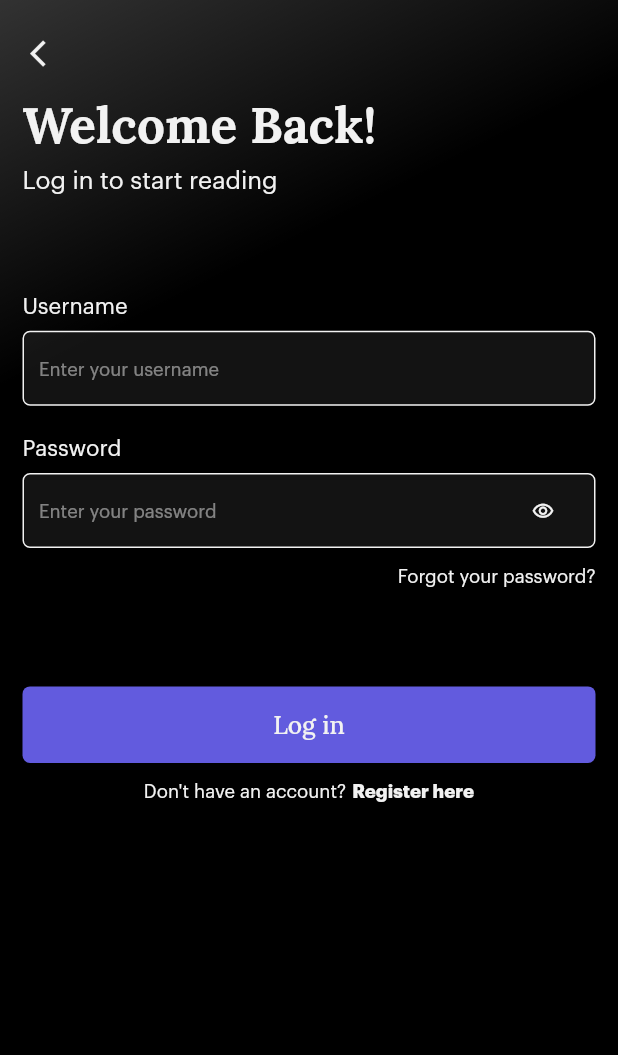
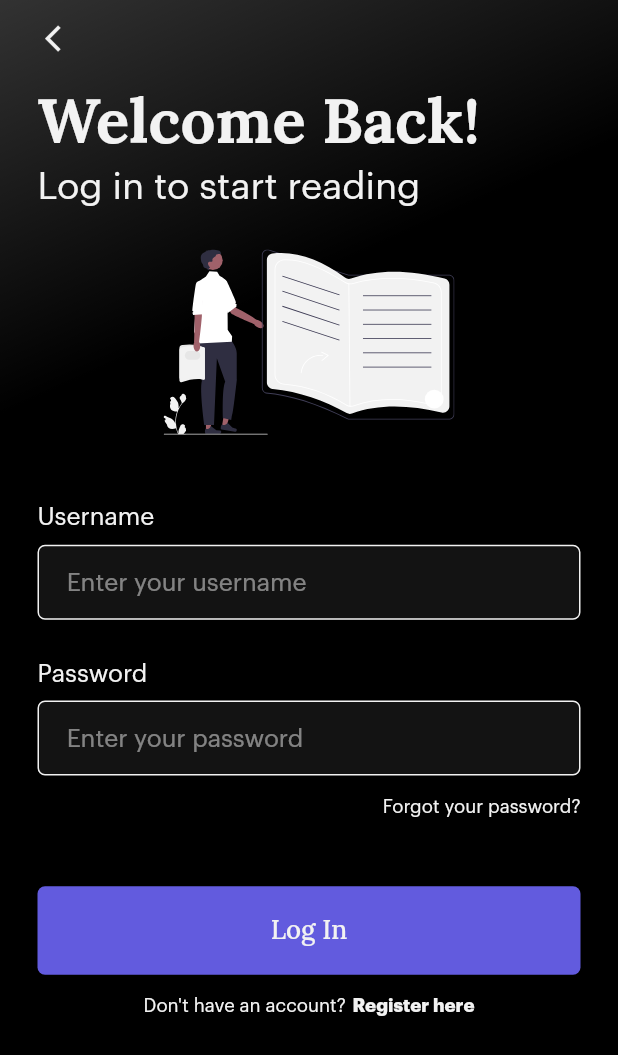
Before and after one commit to spacecodee/library_book_app, a Flutter app: the screen it shows after launch, on a phone screen of 412 x 824 dp. Shown: the top 1055 px of the screen. Run offline on Flutter 3.47's test engine with Material 2 defaults, Android fonts, the phone set to English and light mode, and no system bars; our stand-ins replace flutter_svg.

Commit message:
fix screens responsives

```diff
--- a/lib/com.spacecodee.library.book.app/view/pages/auth/login_page.dart
+++ b/lib/com.spacecodee.library.book.app/view/pages/auth/login_page.dart
@@ -1,8 +1,8 @@
 import 'package:flutter/material.dart';
-import 'package:library_book_app/com.spacecodee.library.book.app/shared/sc_colors.dart';
+import 'package:flutter_svg/flutter_svg.dart';
 import 'package:library_book_app/com.spacecodee.library.book.app/shared/sc_responsive.dart';
-import 'package:library_book_app/com.spacecodee.library.book.app/view/shared/widgets/text/sc_input_text.dart';
-import 'package:library_book_app/com.spacecodee.library.book.app/view/shared/widgets/text/sc_text_style.dart';
+import 'package:library_book_app/com.spacecodee.library.book.app/view/shared/widgets/forms/sc_login_form.dart';
+import 'package:library_book_app/com.spacecodee.library.book.app/view/shared/widgets/texts/sc_text_style.dart';
 
 class LoginPage extends StatefulWidget {
   const LoginPage({Key? key}) : super(key: key);
@@ -17,7 +17,8 @@ class _LoginPageState extends State<LoginPage> {
     final myResponsive = SCResponsive.of(context);
 
     return Scaffold(
-      body: Container(
+      body: SingleChildScrollView(
+        child: Container(
           //gradient
           decoration: const BoxDecoration(
             gradient: LinearGradient(
@@ -33,10 +34,10 @@ class _LoginPageState extends State<LoginPage> {
             ),
           ),
           width: double.infinity,
-        height: double.infinity,
+          height: myResponsive.diagonal,
           child: SafeArea(
             child: Padding(
-            padding: const EdgeInsets.symmetric(horizontal: 15, vertical: 25),
+              padding: const EdgeInsets.symmetric(horizontal: 25, vertical: 15),
               child: Column(
                 crossAxisAlignment: CrossAxisAlignment.start,
                 children: [
@@ -45,95 +46,31 @@ class _LoginPageState extends State<LoginPage> {
                     size: myResponsive.widthPercentage(5),
                     color: Theme.of(context).colorScheme.secondary,
                   ),
-                SizedBox(height: myResponsive.heightPercentage(2)),
+                  SizedBox(height: myResponsive.diagonalPercentage(2)),
                   SCTextStyle(
                     text: 'Welcome Back!',
                     fontFamily: 'Lora',
-                  fontSize: myResponsive.heightPercentage(4),
+                    fontSize: myResponsive.heightPercentage(5),
                     fontWeight: FontWeight.w700,
                   ),
-                SizedBox(height: myResponsive.heightPercentage(1)),
+                  SizedBox(height: myResponsive.diagonalPercentage(.5)),
                   SCTextStyle(
                     text: 'Log in to start reading',
-                  fontSize: myResponsive.heightPercentage(2),
+                    fontSize: myResponsive.heightPercentage(3),
                   ),
-                SizedBox(height: myResponsive.heightPercentage(8)),
-                Form(
-                  child: Column(
-                    crossAxisAlignment: CrossAxisAlignment.start,
-                    children: [
-                      SCTextStyle(
-                        text: 'Username',
-                        fontSize: myResponsive.heightPercentage(1.8),
-                      ),
-                      SizedBox(height: myResponsive.heightPercentage(1)),
-                      SCInputText(
-                        fontSize: myResponsive.heightPercentage(1.8),
-                        hintTextSize: myResponsive.heightPercentage(1.5),
-                        hintText: 'Enter your username',
-                      ),
-                      SizedBox(height: myResponsive.heightPercentage(2.5)),
-                      SCTextStyle(
-                        text: 'Password',
-                        fontSize: myResponsive.heightPercentage(1.8),
-                      ),
-                      SizedBox(height: myResponsive.heightPercentage(1)),
-                      SCInputText(
-                        fontSize: myResponsive.heightPercentage(1.8),
-                        hintTextSize: myResponsive.heightPercentage(1.5),
-                        hintText: 'Enter your password',
-                        isPassword: true,
-                      ),
-                      SizedBox(height: myResponsive.heightPercentage(1.5)),
+                  SizedBox(height: myResponsive.diagonalPercentage(3)),
                   Container(
-                        alignment: Alignment.centerRight,
-                        child: SCTextStyle(
-                          text: 'Forgot your password?',
-                          fontSize: myResponsive.heightPercentage(1.5),
-                          textAlign: TextAlign.end,
+                    alignment: Alignment.center,
+                    child: SvgPicture.asset(
+                      'assets/icon/undraw_books.svg',
+                      fit: BoxFit.cover,
+                      height: myResponsive.heightPercentage(15),
                     ),
                   ),
-                      SizedBox(height: myResponsive.heightPercentage(8)),
-                      //button center with primary color
-                      Container(
-                        padding: const EdgeInsets.symmetric(
-                          horizontal: 20,
-                          vertical: 15,
-                        ),
-                        decoration: BoxDecoration(
-                          color: SCColors.primary,
-                          borderRadius: BorderRadius.circular(5),
-                        ),
-                        child: Center(
-                          child: SCTextStyle(
-                            text: 'Log in',
-                            fontFamily: 'Lora',
-                            fontSize: myResponsive.heightPercentage(2),
-                            color: SCColors.accentMaterial,
-                            fontWeight: FontWeight.w500,
-                          ),
-                        ),
-                      ),
-                      SizedBox(height: myResponsive.heightPercentage(1.5)),
-                      Row(
-                        mainAxisAlignment: MainAxisAlignment.center,
-                        children: [
-                          SCTextStyle(
-                            text: 'Don\'t have an account?',
-                            fontSize: myResponsive.heightPercentage(1.5),
-                          ),
-                          SizedBox(width: myResponsive.heightPercentage(.5)),
-                          SCTextStyle(
-                            text: 'Register here',
-                            fontSize: myResponsive.heightPercentage(1.5),
-                            fontWeight: FontWeight.w800,
-                          )
-                        ],
-                      )
+                  SizedBox(height: myResponsive.diagonalPercentage(5)),
+                  const ScLoginForm(),
                 ],
               ),
-                ),
-              ],
             ),
           ),
         ),
--- /dev/null
+++ b/lib/com.spacecodee.library.book.app/view/shared/widgets/buttons/sc_button_ip.dart
@@ -0,0 +1,42 @@
+import 'package:flutter/material.dart';
+import 'package:library_book_app/com.spacecodee.library.book.app/shared/sc_colors.dart';
+import 'package:library_book_app/com.spacecodee.library.book.app/shared/sc_responsive.dart';
+import 'package:library_book_app/com.spacecodee.library.book.app/view/shared/widgets/texts/sc_text_style.dart';
+
+class CsButtonIp extends StatelessWidget {
+  final String text;
+  final String fontFamily;
+  final double fontSize;
+
+  const CsButtonIp({
+    Key? key,
+    required this.text,
+    required this.fontFamily,
+    required this.fontSize,
+  }) : super(key: key);
+
+  @override
+  Widget build(BuildContext context) {
+    final myResponsive = SCResponsive.of(context);
+
+    return Container(
+      padding: EdgeInsets.symmetric(
+        horizontal: myResponsive.diagonalPercentage(5),
+        vertical: myResponsive.diagonalPercentage(2),
+      ),
+      decoration: BoxDecoration(
+        color: SCColors.primary,
+        borderRadius: BorderRadius.circular(5),
+      ),
+      child: Center(
+        child: SCTextStyle(
+          text: text,
+          fontFamily: fontFamily,
+          fontSize: fontSize,
+          color: SCColors.accentMaterial,
+          fontWeight: FontWeight.w500,
+        ),
+      ),
+    );
+  }
+}
--- /dev/null
+++ b/lib/com.spacecodee.library.book.app/view/shared/widgets/forms/sc_login_form.dart
@@ -0,0 +1,83 @@
+import 'package:flutter/material.dart';
+import 'package:library_book_app/com.spacecodee.library.book.app/shared/sc_responsive.dart';
+import 'package:library_book_app/com.spacecodee.library.book.app/view/shared/widgets/buttons/sc_button_ip.dart';
+import 'package:library_book_app/com.spacecodee.library.book.app/view/shared/widgets/texts/sc_input_text.dart';
+import 'package:library_book_app/com.spacecodee.library.book.app/view/shared/widgets/texts/sc_text_style.dart';
+
+class ScLoginForm extends StatelessWidget {
+  const ScLoginForm({Key? key}) : super(key: key);
+
+  @override
+  Widget build(BuildContext context) {
+    final myResponsive = SCResponsive.of(context);
+
+    return Form(
+      child: Column(
+        crossAxisAlignment: CrossAxisAlignment.start,
+        children: [
+          SCTextStyle(
+            text: 'Username',
+            fontSize: myResponsive.widthPercentage(4),
+          ),
+          SizedBox(height: myResponsive.diagonalPercentage(1)),
+          SCInputText(
+            padding: EdgeInsets.symmetric(
+              horizontal: myResponsive.diagonalPercentage(2),
+              vertical: 0,
+            ),
+            fontSize: myResponsive.widthPercentage(5),
+            hintTextSize: myResponsive.widthPercentage(4),
+            hintText: 'Enter your username',
+          ),
+          SizedBox(height: myResponsive.diagonalPercentage(3)),
+          SCTextStyle(
+            text: 'Password',
+            fontSize: myResponsive.widthPercentage(4),
+          ),
+          SizedBox(height: myResponsive.heightPercentage(1)),
+          SCInputText(
+            padding: EdgeInsets.symmetric(
+              horizontal: myResponsive.diagonalPercentage(2),
+            ),
+            fontSize: myResponsive.widthPercentage(5),
+            hintTextSize: myResponsive.widthPercentage(4),
+            hintText: 'Enter your password',
+            isPassword: true,
+          ),
+          SizedBox(height: myResponsive.diagonalPercentage(1.5)),
+          Container(
+            alignment: Alignment.centerRight,
+            child: SCTextStyle(
+              text: 'Forgot your password?',
+              fontSize: myResponsive.widthPercentage(3),
+              textAlign: TextAlign.end,
+            ),
+          ),
+          SizedBox(height: myResponsive.diagonalPercentage(5)),
+          //button center with primary color
+          CsButtonIp(
+            text: 'Log In',
+            fontFamily: 'Lora',
+            fontSize: myResponsive.widthPercentage(4.2),
+          ),
+          SizedBox(height: myResponsive.diagonalPercentage(1.5)),
+          Row(
+            mainAxisAlignment: MainAxisAlignment.center,
+            children: [
+              SCTextStyle(
+                text: 'Don\'t have an account?',
+                fontSize: myResponsive.widthPercentage(3),
+              ),
+              SizedBox(width: myResponsive.diagonalPercentage(.5)),
+              SCTextStyle(
+                text: 'Register here',
+                fontSize: myResponsive.widthPercentage(3),
+                fontWeight: FontWeight.w800,
+              )
+            ],
+          )
+        ],
+      ),
+    );
+  }
+}
--- a/lib/com.spacecodee.library.book.app/view/shared/widgets/text/sc_input_text.dart
+++ b/lib/com.spacecodee.library.book.app/view/shared/widgets/texts/sc_input_text.dart
@@ -7,6 +7,7 @@ class SCInputText extends StatelessWidget {
   final double hintTextSize;
   final String hintText;
   final bool isPassword;
+  final EdgeInsetsGeometry padding;
 
   const SCInputText({
     Key? key,
@@ -15,12 +16,13 @@ class SCInputText extends StatelessWidget {
     required this.hintText,
     this.isPassword = false,
     required this.hintTextSize,
+    this.padding = const EdgeInsets.symmetric(horizontal: 10, vertical: 0),
   }) : super(key: key);
 
   @override
   Widget build(BuildContext context) {
     return Container(
-      padding: const EdgeInsets.symmetric(horizontal: 10),
+      padding: padding,
       decoration: BoxDecoration(
         color: SCColors.secondaryMaterial[400],
         border: Border.all(
@@ -29,19 +31,12 @@ class SCInputText extends StatelessWidget {
         borderRadius: BorderRadius.circular(5),
       ),
       child: TextFormField(
-        textAlignVertical: isPassword ? TextAlignVertical.center : TextAlignVertical.top,
         obscureText: isPassword,
         style: TextStyle(
           fontSize: fontSize,
           color: textColor,
         ),
         decoration: InputDecoration(
-          suffixIcon: isPassword
-              ? const Icon(Icons.remove_red_eye_outlined,
-                  size: 15,
-                  color: SCColors.accent,
-                  textDirection: TextDirection.rtl)
-              : null,
           hintText: hintText,
           hintStyle: TextStyle(
             fontSize: hintTextSize,
--- a/pubspec.yaml
+++ b/pubspec.yaml
@@ -34,6 +34,7 @@ dependencies:
   # The following adds the Cupertino Icons font to your application.
   # Use with the CupertinoIcons class for iOS style icons.
   cupertino_icons: ^1.0.2
+  flutter_svg: ^1.1.5
 
 dev_dependencies:
   flutter_test:
@@ -51,6 +52,10 @@ dev_dependencies:
 
 # The following section is specific to Flutter packages.
 flutter:
+  assets:
+    - assets/icon/
+    - assets/img/
+
   fonts:
     - family: Lora
       fonts:
```
Also changed, not shown: assets/icon/books.png (added), assets/icon/undraw_books.svg (added), lib/com.spacecodee.library.book.app/view/shared/widgets/texts/sc_text_style.dart (renamed from lib/com.spacecodee.library.book.app/view/shared/widgets/text/sc_text_style.dart), pubspec.lock. Lines whose indentation alone changed are shown as unchanged.
